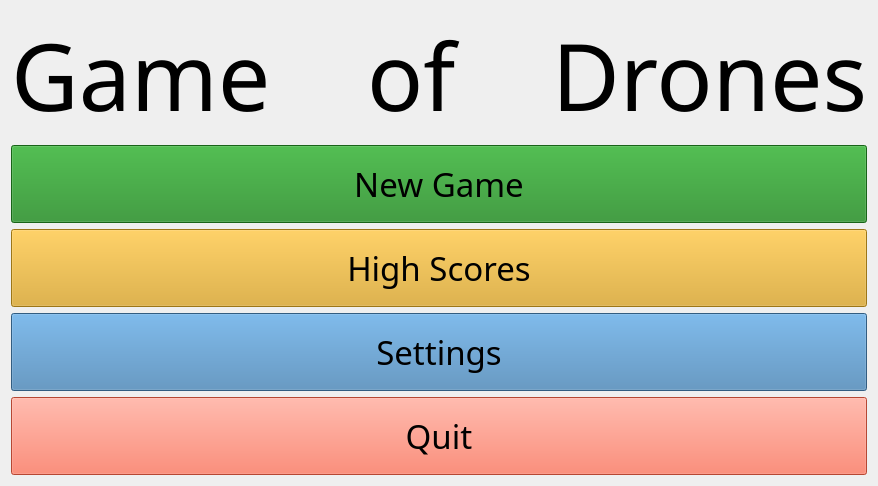
Above: host/simon_gui/mainmenu.ui from Rajesh-Sec-Project/simon before the change. Below: the same form after it.
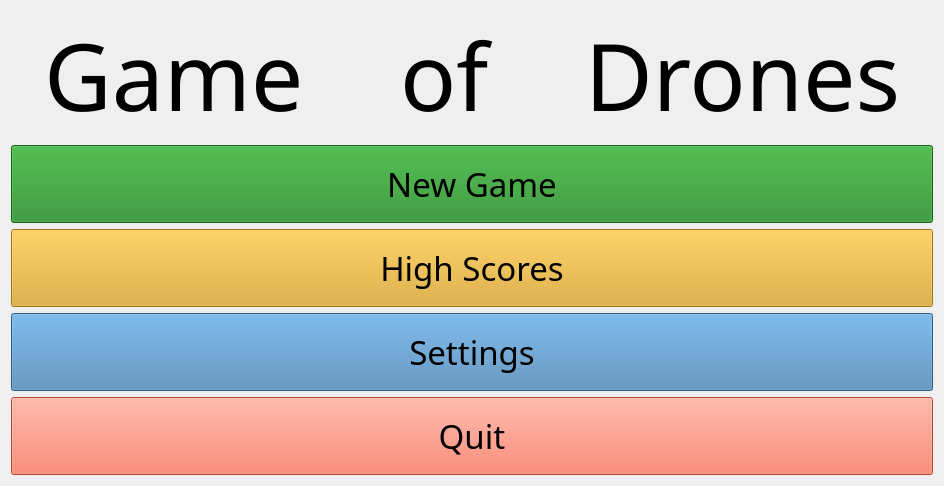
That is the form after the change.

Patch:
```diff
--- a/host/simon_gui/mainmenu.ui
+++ b/host/simon_gui/mainmenu.ui
@@ -6,13 +6,16 @@
    <rect>
     <x>0</x>
     <y>0</y>
-    <width>877</width>
+    <width>944</width>
     <height>444</height>
    </rect>
   </property>
   <property name="windowTitle">
    <string>Form</string>
   </property>
+  <property name="styleSheet">
+   <string notr="true"/>
+  </property>
   <layout class="QGridLayout" name="gridLayout">
    <item row="2" column="0">
     <widget class="QPushButton" name="newGameButton">
```
